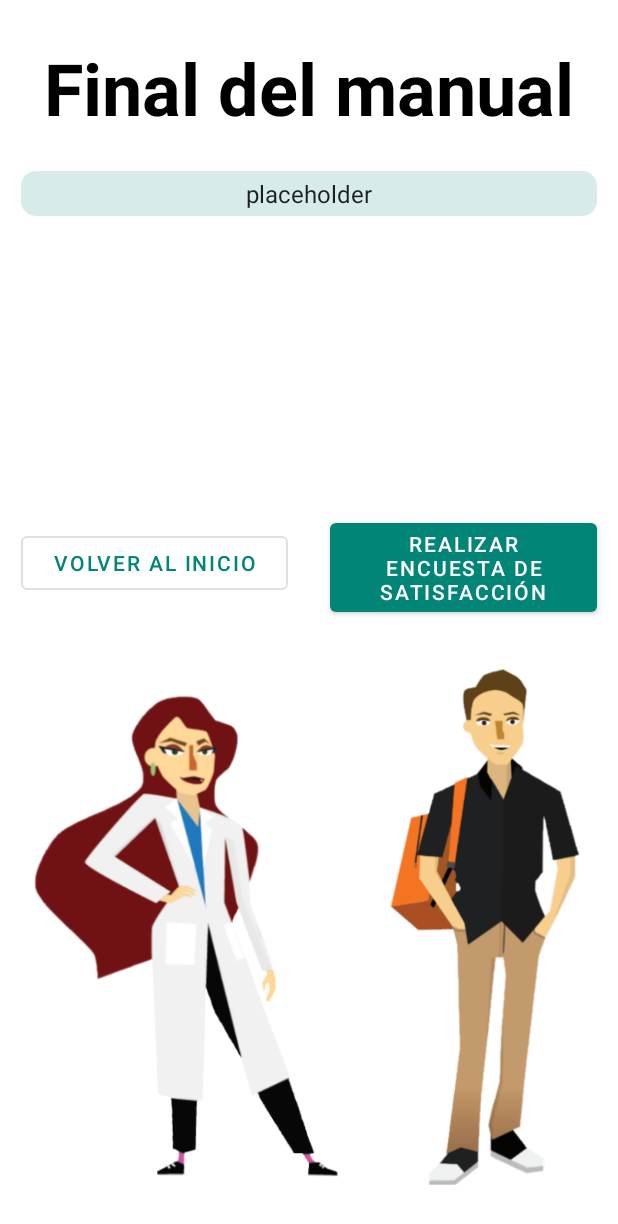
After one commit to GRsni/Lab-Manual, an Android app: the fragment EndFragment placed in its activity, on a phone screen of 412 x 824 dp. The commit adds this screen. Shown: the top 1224 px of the screen. Run offline under Robolectric (Android 15) with nearby library versions, the phone set to English and light mode, and no system bars; our stand-ins replace Timber, data binding; 3 statements that could not run were skipped.

Commit message:
Finished questionary and end fragment, fixed some bugs

```diff
--- /dev/null
+++ b/app/src/main/java/uca/esi/manual/screens/end/EndFragment.kt
@@ -0,0 +1,49 @@
+package uca.esi.manual.screens.end
+
+import android.os.Bundle
+import android.view.LayoutInflater
+import android.view.View
+import android.view.ViewGroup
+import androidx.databinding.DataBindingUtil
+import androidx.fragment.app.Fragment
+import androidx.lifecycle.ViewModelProvider
+import androidx.navigation.fragment.NavHostFragment
+import uca.esi.manual.R
+import uca.esi.manual.databinding.EndFragmentBinding
+
+class EndFragment : Fragment() {
+
+    private lateinit var viewModel: EndViewModel
+    private lateinit var viewModelFactory: EndViewModelFactory
+
+    private lateinit var binding: EndFragmentBinding
+
+    override fun onCreateView(
+        inflater: LayoutInflater, container: ViewGroup?,
+        savedInstanceState: Bundle?
+    ): View {
+
+        binding = DataBindingUtil.inflate(
+            inflater,
+            R.layout.end_fragment,
+            container,
+            false
+        )
+
+        viewModelFactory = EndViewModelFactory(
+            EndFragmentArgs.fromBundle(requireArguments()).allCorrect
+        )
+
+        viewModel = ViewModelProvider(this, viewModelFactory).get(EndViewModel::class.java)
+
+        binding.textoFinal.text = viewModel.introString.resolve(requireContext())
+
+        binding.buttonReturn.setOnClickListener {
+            NavHostFragment.findNavController(this).navigate(
+                EndFragmentDirections.actionEndFragmentToTitleFragment()
+            )
+        }
+
+        return binding.root
+    }
+}
--- a/app/src/main/java/uca/esi/manual/screens/title/TitleFragment.kt
+++ b/app/src/main/java/uca/esi/manual/screens/title/TitleFragment.kt
@@ -7,7 +7,9 @@ import android.view.ViewGroup
 import androidx.appcompat.content.res.AppCompatResources
 import androidx.databinding.DataBindingUtil
 import androidx.fragment.app.Fragment
+import androidx.fragment.app.FragmentManager
 import androidx.navigation.fragment.findNavController
+import timber.log.Timber
 import uca.esi.manual.R
 import uca.esi.manual.databinding.TitleFragmentBinding
 import uca.esi.manual.utils.isDarkThemeOn
--- /dev/null
+++ b/app/src/main/res/layout/end_fragment.xml
@@ -0,0 +1,119 @@
+<?xml version="1.0" encoding="utf-8"?>
+<layout xmlns:android="http://schemas.android.com/apk/res/android"
+    xmlns:app="http://schemas.android.com/apk/res-auto"
+    xmlns:tools="http://schemas.android.com/tools"
+    tools:context=".screens.end.EndFragment">
+
+    <data>
+
+        <variable
+            name="endViewModel"
+            type="uca.esi.manual.screens.end.EndViewModel" />
+    </data>
+
+    <ScrollView
+        android:layout_width="match_parent"
+        android:layout_height="match_parent"
+        android:fillViewport="true">
+
+        <androidx.constraintlayout.widget.ConstraintLayout
+            android:layout_width="match_parent"
+            android:layout_height="wrap_content">
+
+
+            <TextView
+                android:id="@+id/textView15"
+                android:layout_width="wrap_content"
+                android:layout_height="wrap_content"
+                android:layout_gravity="center"
+                android:layout_margin="10dp"
+                android:text="@string/titulo_fin"
+                android:textColor="@android:color/black"
+                android:textSize="48sp"
+                android:textStyle="bold"
+                app:layout_constraintBottom_toBottomOf="parent"
+                app:layout_constraintEnd_toEndOf="parent"
+                app:layout_constraintHorizontal_bias="0.497"
+                app:layout_constraintStart_toStartOf="parent"
+                app:layout_constraintTop_toTopOf="parent"
+                app:layout_constraintVertical_bias="0.022" />
+
+            <TextView
+                android:id="@+id/textoFinal"
+                android:layout_width="match_parent"
+                android:layout_height="wrap_content"
+                android:layout_marginHorizontal="14dp"
+                android:background="?attr/textView_background"
+                android:paddingHorizontal="8dp"
+                android:paddingVertical="4dp"
+                android:text="@string/placeholder"
+                android:textAlignment="center"
+                android:textAppearance="@style/TextAppearance.AppCompat.Body1"
+                android:textSize="16sp"
+                app:layout_constraintBottom_toBottomOf="parent"
+                app:layout_constraintEnd_toEndOf="parent"
+                app:layout_constraintHorizontal_bias="0.5"
+                app:layout_constraintStart_toStartOf="parent"
+                app:layout_constraintTop_toBottomOf="@+id/textView15"
+                app:layout_constraintVertical_bias="0.033" />
+
+            <ImageView
+                android:id="@+id/imageView12"
+                android:layout_width="0dp"
+                android:layout_height="0dp"
+                android:layout_marginHorizontal="14dp"
+                android:paddingVertical="8dp"
+                android:src="@drawable/personajes"
+                app:layout_constraintBottom_toBottomOf="parent"
+                app:layout_constraintEnd_toEndOf="parent"
+                app:layout_constraintHorizontal_bias="0.571"
+                app:layout_constraintStart_toStartOf="parent"
+                app:layout_constraintTop_toBottomOf="@+id/buttonNext"
+                app:layout_constraintVertical_bias="0.0" />
+
+            <Button
+                android:id="@+id/buttonReturn"
+                style="@style/Widget.MaterialComponents.Button.OutlinedButton"
+                android:layout_width="0dp"
+                android:layout_height="wrap_content"
+                android:layout_gravity="center"
+                android:layout_marginHorizontal="14dp"
+                android:text="@string/boton_vuelta_inicio"
+                app:layout_constraintBottom_toBottomOf="parent"
+                app:layout_constraintEnd_toStartOf="@+id/guideline10"
+                app:layout_constraintStart_toStartOf="parent"
+                app:layout_constraintTop_toTopOf="@+id/guideline11"
+                app:layout_constraintVertical_bias="0.049" />
+
+            <Button
+                android:id="@+id/buttonNext"
+                style="@style/Widget.MaterialComponents.Button"
+                android:layout_width="0dp"
+                android:layout_height="wrap_content"
+                android:layout_gravity="center"
+                android:layout_marginHorizontal="14dp"
+                android:text="@string/boton_realizar_encuesta"
+                app:layout_constraintBottom_toBottomOf="parent"
+                app:layout_constraintEnd_toEndOf="parent"
+                app:layout_constraintHorizontal_bias="0.481"
+                app:layout_constraintStart_toStartOf="@+id/guideline10"
+                app:layout_constraintTop_toTopOf="@+id/guideline11"
+                app:layout_constraintVertical_bias="0.031" />
+
+            <androidx.constraintlayout.widget.Guideline
+                android:id="@+id/guideline10"
+                android:layout_width="wrap_content"
+                android:layout_height="wrap_content"
+                android:orientation="vertical"
+                app:layout_constraintGuide_percent="0.5" />
+
+            <androidx.constraintlayout.widget.Guideline
+                android:id="@+id/guideline11"
+                android:layout_width="wrap_content"
+                android:layout_height="wrap_content"
+                android:orientation="horizontal"
+                app:layout_constraintGuide_percent="0.4" />
+        </androidx.constraintlayout.widget.ConstraintLayout>
+    </ScrollView>
+
+</layout>
--- a/app/src/main/res/layout/questions_fragment.xml
+++ b/app/src/main/res/layout/questions_fragment.xml
@@ -57,6 +57,7 @@
                 app:layout_constraintTop_toBottomOf="@+id/textView5"
                 app:layout_constraintVertical_bias="0.025" />
 
+
             <LinearLayout
                 android:id="@+id/linearLayoutTipoTest"
                 android:layout_width="wrap_content"
@@ -66,10 +67,10 @@
                 android:padding="10dp"
                 app:layout_constraintBottom_toBottomOf="parent"
                 app:layout_constraintEnd_toEndOf="parent"
-                app:layout_constraintHorizontal_bias="0.498"
+                app:layout_constraintHorizontal_bias="0.5"
                 app:layout_constraintStart_toStartOf="parent"
                 app:layout_constraintTop_toBottomOf="@+id/textoEnunciado"
-                app:layout_constraintVertical_bias="0.055">
+                app:layout_constraintVertical_bias="0.022">
 
                 <RadioGroup
                     android:id="@+id/questionsRadioGroup"
@@ -81,7 +82,6 @@
                     android:paddingHorizontal="8dp"
                     android:paddingVertical="4dp" />
             </LinearLayout>
-
 
             <Button
                 android:id="@+id/buttonNext"
--- a/app/src/main/res/navigation/main_navigation.xml
+++ b/app/src/main/res/navigation/main_navigation.xml
@@ -271,5 +271,30 @@
         <argument
             android:name="lab"
             app:argType="uca.esi.manual.models.labs.BaseLab" />
+        <action
+            android:id="@+id/action_questionsFragment_to_endFragment"
+            app:destination="@id/endFragment"
+            app:enterAnim="@anim/slide_in_right"
+            app:exitAnim="@anim/slide_out_left"
+            app:popEnterAnim="@anim/slide_in_right"
+            app:popExitAnim="@anim/slide_out_left" />
+    </fragment>
+    <fragment
+        android:id="@+id/endFragment"
+        android:name="uca.esi.manual.screens.end.EndFragment"
+        android:label="end_fragment"
+        tools:layout="@layout/end_fragment">
+        <argument
+            android:name="allCorrect"
+            app:argType="boolean" />
+        <action
+            android:id="@+id/action_endFragment_to_titleFragment"
+            app:destination="@id/titleFragment"
+            app:enterAnim="@anim/slide_in_right"
+            app:exitAnim="@anim/slide_out_left"
+            app:popEnterAnim="@anim/slide_in_right"
+            app:popExitAnim="@anim/slide_out_left"
+            app:popUpTo="@id/titleFragment"
+            app:popUpToInclusive="true" />
     </fragment>
 </navigation>
```
Also changed, not shown: app/src/main/java/uca/esi/manual/screens/end/EndViewModel.kt (added, +19 -0 lines), app/src/main/java/uca/esi/manual/screens/end/EndViewModelFactory.kt (added, +16 -0 lines), app/src/main/java/uca/esi/manual/screens/examination/QuestionsFragment.kt (+15 -0 lines), app/src/main/java/uca/esi/manual/screens/examination/QuestionsViewModel.kt (+17 -9 lines), app/src/main/res/layout/final_fragment.xml (deleted, +0 -64 lines), app/src/main/res/values/strings.xml (+5 -60 lines).
